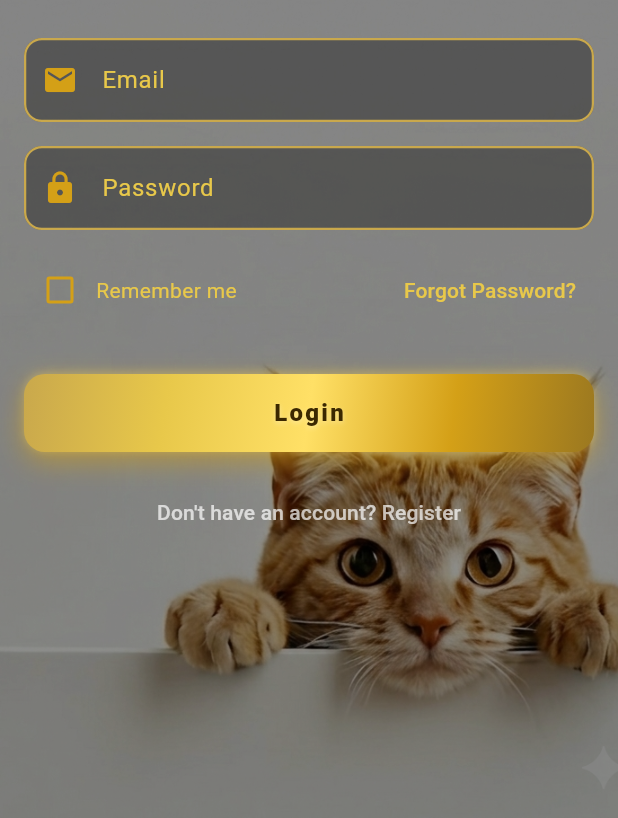
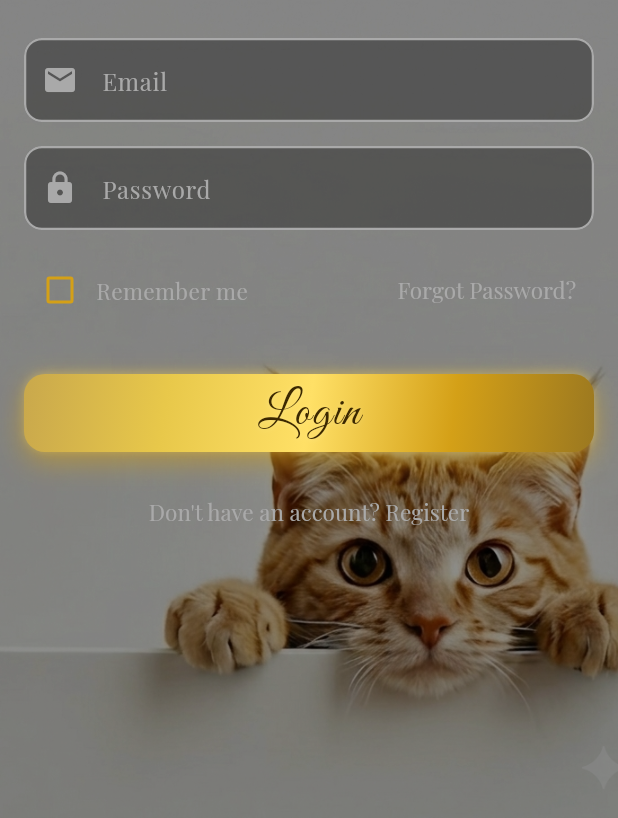
Before and after one commit to ahmed-brahmi1/First_Flutter, a Flutter app: the screen it shows after launch, on a phone screen of 412 x 824 dp, the part 418-1236 px from its top. Run offline on Flutter 3.47's test engine with Material 3 defaults, Android fonts, the phone set to English and light mode, and no system bars; our stand-ins replace dartz, equatable, flutter_bloc, flutter_local_notifications, geolocator, google_fonts and 2 more.

Commit message:
Advanced Design in dashboard

```diff
--- a/Downloads/First_Flutter-main/First_Flutter-main/lib/config/routes.dart
+++ b/Downloads/First_Flutter-main/First_Flutter-main/lib/config/routes.dart
@@ -23,6 +23,7 @@ class AppRoutes {
 
   static Route<dynamic> generateRoute(RouteSettings settings) {
     switch (settings.name) {
+      case '/':
       case login:
         return MaterialPageRoute(builder: (_) => const LoginPage());
       case register:
--- a/Downloads/First_Flutter-main/First_Flutter-main/lib/features/auth/presentation/pages/login_page.dart
+++ b/Downloads/First_Flutter-main/First_Flutter-main/lib/features/auth/presentation/pages/login_page.dart
@@ -42,23 +42,24 @@ class LoginPage extends StatelessWidget {
               inputDecorationTheme: InputDecorationTheme(
                 border: OutlineInputBorder(
                   borderRadius: BorderRadius.circular(12),
-                  borderSide: const BorderSide(color: Color(0xFFD4A017)),
+                  borderSide: const BorderSide(color: Color(0xFF9E9E9E)), // elegant grey
                 ),
                 enabledBorder: OutlineInputBorder(
                   borderRadius: BorderRadius.circular(12),
-                  borderSide: const BorderSide(color: Color(0xFFC9A84C), width: 1.5),
+                  borderSide: const BorderSide(color: Color(0xFFA9A9A9), width: 1.5), // elegant light grey
                 ),
                 focusedBorder: OutlineInputBorder(
                   borderRadius: BorderRadius.circular(12),
-                  borderSide: const BorderSide(color: Color(0xFFFFE066), width: 2),
+                  borderSide: const BorderSide(color: Color(0xFFD4A017), width: 2), // imperial gold
                 ),
-                labelStyle: const TextStyle(color: Color(0xFFE8C84A)),
-                floatingLabelStyle: const TextStyle(
-                  color: Color(0xFFFFE066),
+                labelStyle: GoogleFonts.playfairDisplay(color: const Color(0xFFA9A9A9), fontSize: 16),
+                floatingLabelStyle: GoogleFonts.greatVibes(
+                  color: const Color(0xFFD4A017), // imperial gold pour les titres animés
+                  fontSize: 26,
                   fontWeight: FontWeight.w600,
                 ),
-                hintStyle: TextStyle(color: Colors.white.withValues(alpha: 0.4)),
-                prefixIconColor: const Color(0xFFD4A017),
+                hintStyle: GoogleFonts.playfairDisplay(color: Colors.white.withValues(alpha: 0.4)),
+                prefixIconColor: const Color(0xFFA9A9A9), // elegant grey
                 filled: true,
                 fillColor: Colors.black.withValues(alpha: 0.35),
               ),
@@ -74,7 +75,8 @@ class LoginPage extends StatelessWidget {
               ),
               textButtonTheme: TextButtonThemeData(
                 style: TextButton.styleFrom(
-                  foregroundColor: const Color(0xFFE8C84A),
+                  foregroundColor: const Color(0xFFA9A9A9), // elegant grey
+                  textStyle: GoogleFonts.playfairDisplay(fontSize: 16),
                 ),
               ),
             ),
@@ -131,9 +133,12 @@ class LoginPage extends StatelessWidget {
                         onPressed: () {
                           Navigator.of(context).pushNamed(AppRoutes.register);
                         },
-                        child: const Text(
+                        child: Text(
                           'Don\'t have an account? Register',
-                          style: TextStyle(color: Colors.white70),
+                          style: GoogleFonts.playfairDisplay(
+                            color: const Color(0xFFA9A9A9),
+                            fontSize: 15,
+                          ),
                         ),
                       ),
                     ],
--- a/Downloads/First_Flutter-main/First_Flutter-main/lib/features/auth/presentation/widgets/auth_form.dart
+++ b/Downloads/First_Flutter-main/First_Flutter-main/lib/features/auth/presentation/widgets/auth_form.dart
@@ -3,6 +3,7 @@ import 'package:flutter_bloc/flutter_bloc.dart';
 import '../bloc/auth_bloc.dart';
 import '../bloc/auth_event.dart';
 import '../bloc/auth_state.dart';
+import 'package:google_fonts/google_fonts.dart';
 
 class AuthForm extends StatefulWidget {
   final bool isLogin;
@@ -76,6 +77,7 @@ class _AuthFormState extends State<AuthForm> {
               if (!widget.isLogin) ...[
                 TextFormField(
                   controller: _nameController,
+                  style: GoogleFonts.playfairDisplay(color: Colors.white),
                   decoration: const InputDecoration(
                     labelText: 'Name',
                     prefixIcon: Icon(Icons.person),
@@ -91,6 +93,7 @@ class _AuthFormState extends State<AuthForm> {
               ],
               TextFormField(
                 controller: _emailController,
+                style: GoogleFonts.playfairDisplay(color: Colors.white),
                 decoration: const InputDecoration(
                   labelText: 'Email',
                   prefixIcon: Icon(Icons.email),
@@ -109,6 +112,7 @@ class _AuthFormState extends State<AuthForm> {
               const SizedBox(height: 16),
               TextFormField(
                 controller: _passwordController,
+                style: GoogleFonts.playfairDisplay(color: Colors.white),
                 decoration: const InputDecoration(
                   labelText: 'Password',
                   prefixIcon: Icon(Icons.lock),
@@ -136,16 +140,16 @@ class _AuthFormState extends State<AuthForm> {
                         });
                       },
                     ),
-                    const Text(
+                    Text(
                       'Remember me',
-                      style: TextStyle(color: Color(0xFFE8C84A)),
+                      style: GoogleFonts.playfairDisplay(color: const Color(0xFFA9A9A9), fontSize: 15),
                     ),
                     const Spacer(),
                     TextButton(
                       onPressed: () {
                         // TODO: Implement forgot password
                       },
-                      child: const Text('Forgot Password?'),
+                      child: Text('Forgot Password?', style: GoogleFonts.playfairDisplay(color: const Color(0xFFA9A9A9), fontSize: 15)),
                     ),
                   ],
                 ),
@@ -213,14 +217,14 @@ class _AuthFormState extends State<AuthForm> {
                           )
                         : Text(
                             widget.isLogin ? 'Login' : 'Register',
-                            style: const TextStyle(
-                              color: Color(0xFF3B2800),
-                              fontSize: 16,
-                              fontWeight: FontWeight.w800,
-                              letterSpacing: 1.5,
+                            style: GoogleFonts.greatVibes(
+                              color: const Color(0xFF3B2800), // Marron très foncé pour contraster avec l'or
+                              fontSize: 32, // Plus grand pour la signature
+                              fontWeight: FontWeight.w500,
+                              letterSpacing: 1.2,
                               shadows: [
-                                Shadow(
-                                  color: Color(0x55FFFFFF),
+                                const Shadow(
+                                  color: Color(0x33FFFFFF),
                                   blurRadius: 4,
                                   offset: Offset(0, 1),
                                 ),
--- a/Downloads/First_Flutter-main/First_Flutter-main/pubspec.yaml
+++ b/Downloads/First_Flutter-main/First_Flutter-main/pubspec.yaml
@@ -62,6 +62,7 @@ dependencies:
   # URL Launcher
   url_launcher: ^6.2.5
   google_fonts: ^8.0.2
+  video_player: ^2.11.0
 
   # MQTT (optional, uncomment if needed)
   # mqtt_client: ^10.0.0
@@ -94,6 +95,7 @@ flutter:
   # To add assets to your application, add an assets section, like this:
   assets:
     - assets/images/phone.png
+    - assets/videos/Dashboard_Background.mp4
 
   # An image asset can refer to one or more resolution-specific "variants", see
   # https://flutter.dev/to/resolution-aware-images
```
Also changed, not shown: Downloads/First_Flutter-main/First_Flutter-main/lib/features/dashboard/presentation/pages/home_dashboard_page.dart (+111 -47 lines), Downloads/First_Flutter-main/First_Flutter-main/pubspec.lock, 2 other files.
